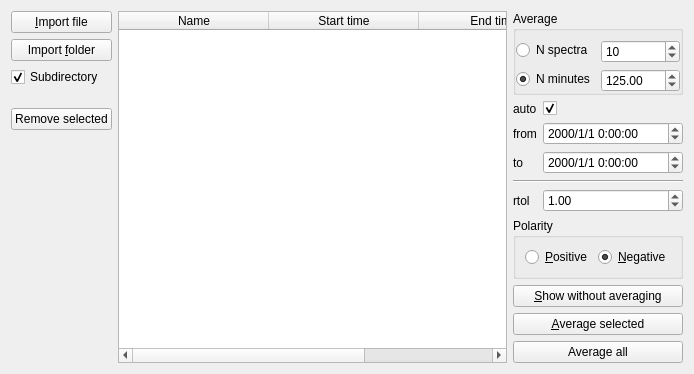
First picture: the form in Orbitool/UI/File.ui, repository l460289052/Orbitool, before the edit.
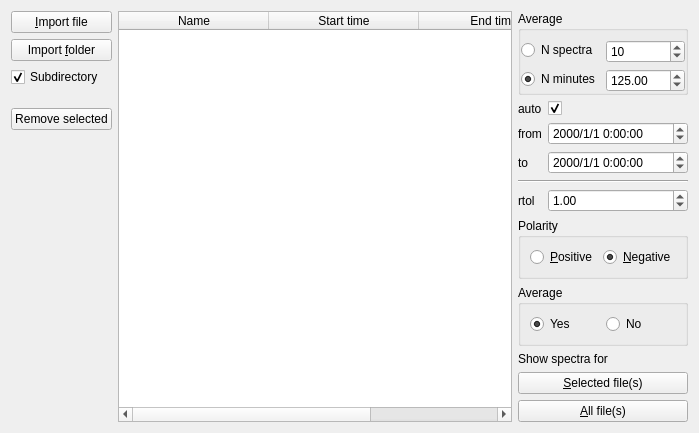
Second picture: the form after the edit.

```diff
--- a/Orbitool/UI/File.ui
+++ b/Orbitool/UI/File.ui
@@ -6,8 +6,8 @@
    <rect>
     <x>0</x>
     <y>0</y>
-    <width>694</width>
-    <height>365</height>
+    <width>699</width>
+    <height>424</height>
    </rect>
   </property>
   <property name="windowTitle">
@@ -361,15 +361,54 @@
       </layout>
      </item>
      <item>
-      <widget class="QPushButton" name="showPushButton">
+      <widget class="QGroupBox" name="groupBox">
        <property name="sizePolicy">
-        <sizepolicy hsizetype="Preferred" vsizetype="Fixed">
+        <sizepolicy hsizetype="Preferred" vsizetype="Maximum">
          <horstretch>0</horstretch>
          <verstretch>0</verstretch>
         </sizepolicy>
        </property>
+       <property name="title">
+        <string>Average</string>
+       </property>
+       <layout class="QHBoxLayout" name="horizontalLayout_3">
+        <item>
+         <widget class="QRadioButton" name="averageYesRadioButton">
+          <property name="text">
+           <string>Yes</string>
+          </property>
+          <property name="checked">
+           <bool>true</bool>
+          </property>
+         </widget>
+        </item>
+        <item>
+         <widget class="QRadioButton" name="averageNoRadioButton">
+          <property name="text">
+           <string>No</string>
+          </property>
+         </widget>
+        </item>
+       </layout>
+      </widget>
+     </item>
+     <item>
+      <spacer name="verticalSpacer_2">
+       <property name="orientation">
+        <enum>Qt::Vertical</enum>
+       </property>
+       <property name="sizeHint" stdset="0">
+        <size>
+         <width>20</width>
+         <height>40</height>
+        </size>
+       </property>
+      </spacer>
+     </item>
+     <item>
+      <widget class="QLabel" name="label_2">
        <property name="text">
-        <string>&amp;Show without averaging</string>
+        <string>Show spectra for</string>
        </property>
       </widget>
      </item>
@@ -382,7 +421,10 @@
         </sizepolicy>
        </property>
        <property name="text">
-        <string>&amp;Average selected</string>
+        <string>&amp;Selected file(s)</string>
+       </property>
+       <property name="shortcut">
+        <string>Alt+S</string>
        </property>
       </widget>
      </item>
@@ -395,7 +437,10 @@
         </sizepolicy>
        </property>
        <property name="text">
-        <string>Average all</string>
+        <string>&amp;All file(s)</string>
+       </property>
+       <property name="shortcut">
+        <string>Alt+A</string>
        </property>
       </widget>
      </item>
```
Left out of the diff: 9 changed lines with no effect on the pictures.
